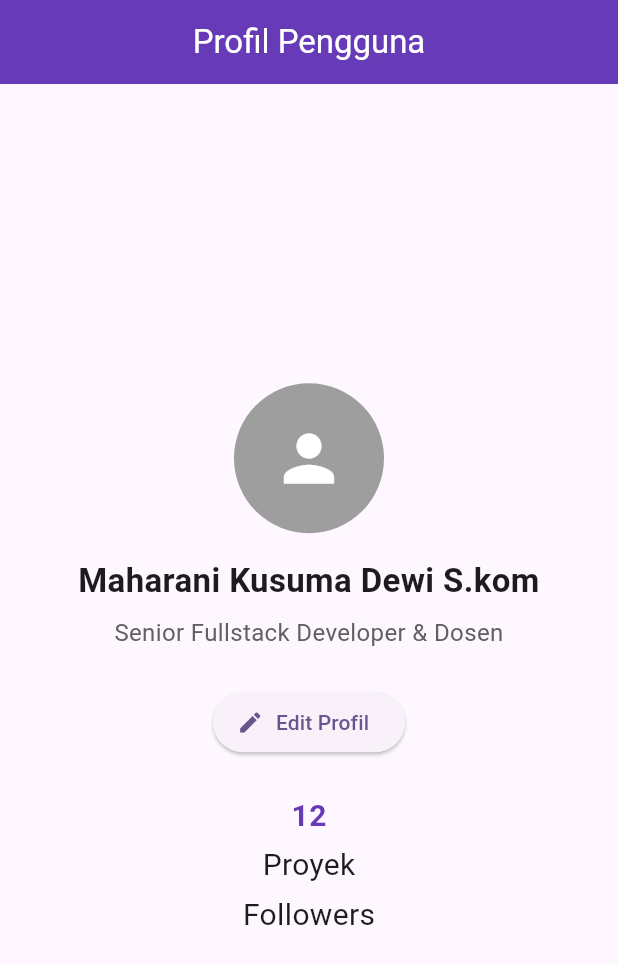
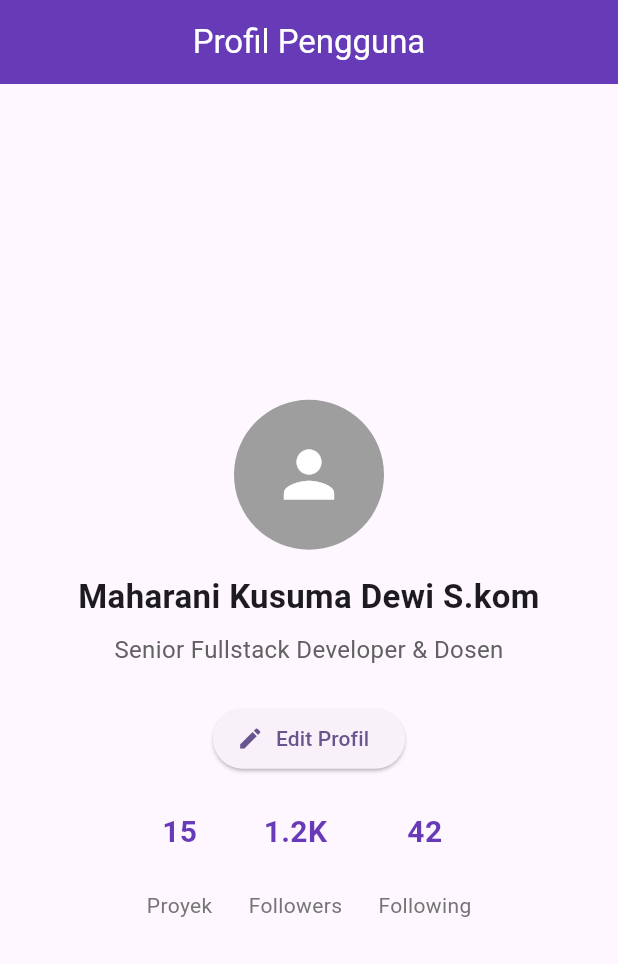
Before and after one commit to MaharaniCantik/tugas5_AplikasiMobile, a Flutter app: the screen it shows after launch, on a phone screen of 412 x 824 dp. Shown: the top 964 px of the screen. Run offline on Flutter 3.47's test engine with Material 3 defaults, Android fonts, the phone set to English and light mode, and no system bars.

Commit message:
refactor: extract statistics row into StatItem widget

```diff
--- a/lib/main.dart
+++ b/lib/main.dart
@@ -17,7 +17,7 @@ class MainApp extends StatelessWidget {
       theme: ThemeData(
         colorScheme: ColorScheme.fromSeed(seedColor: Colors.deepPurple)
       ),
-      home:const ProfilePage(),
+      home:ProfilePage(),
     );
   }
 }
--- a/lib/profile_page.dart
+++ b/lib/profile_page.dart
@@ -1,10 +1,12 @@
 import 'package:flutter/material.dart';
 
 class ProfilePage extends StatelessWidget {
-  const ProfilePage({super.key});
+  ProfilePage({super.key});
 
   final String userName = 'Maharani Kusuma Dewi S.kom';
   final String role = 'Senior Fullstack Developer & Dosen';
+
+
 
   @override
   Widget build(BuildContext context) {
@@ -41,28 +43,7 @@ class ProfilePage extends StatelessWidget {
                 label: const Text('Edit Profil'),
               ),
               const SizedBox(height: 24),
-
-              Row(
-                mainAxisAlignment: MainAxisAlignment.center,
-                children: [
-                  Column(
-                    children: [
-                      const Text(
-                        '12',
-                        style: TextStyle(
-                          fontSize: 20,
-                          fontWeight: FontWeight.bold,
-                          color: Colors.deepPurple,
-                        ),
-                      ),
-                      const SizedBox(height: 4),
-                      const Text('Proyek', style: TextStyle(fontSize: 20)),
-                      const SizedBox(height: 4),
-                      const Text('Followers', style: TextStyle(fontSize: 20)),
-                    ],
-                  ),
-                ],
-              ),
+              const ProfileStats(),
             ],
           ),
         ),
@@ -112,4 +93,45 @@ class ProfileInfo extends StatelessWidget {
   }
 }
 
-// Day 2 menabahkan btn dann row
+class ProfileStats extends StatelessWidget {
+  const ProfileStats({super.key});
+
+  @override
+  Widget build(BuildContext context) {
+    return Row(
+      mainAxisAlignment: MainAxisAlignment.center,
+      children: [
+        const StatItem(label: 'Proyek', value: '15'),
+        const SizedBox(width: 24),
+        const StatItem(value: '1.2K', label: 'Followers'),
+        const SizedBox(width: 24),
+        const StatItem(value: '42', label: 'Following'),
+      ],
+    );
+  }
+}
+
+class StatItem extends StatelessWidget {
+  final String value;
+  final String label;
+
+  const StatItem({super.key, required this.label, required this.value});
+
+  @override
+  Widget build(BuildContext context) {
+    return Column(
+      children: [
+        Text(
+          value,
+          style: TextStyle(
+            fontSize: 20,
+            fontWeight: FontWeight.bold,
+            color: Colors.deepPurple,
+          ),
+        ),
+        SizedBox(height: 24),
+        Text(label, style: TextStyle(fontSize: 14, color: Colors.grey[600])),
+      ],
+    );
+  }
+}
```
Also changed, not shown: 1 other file.
